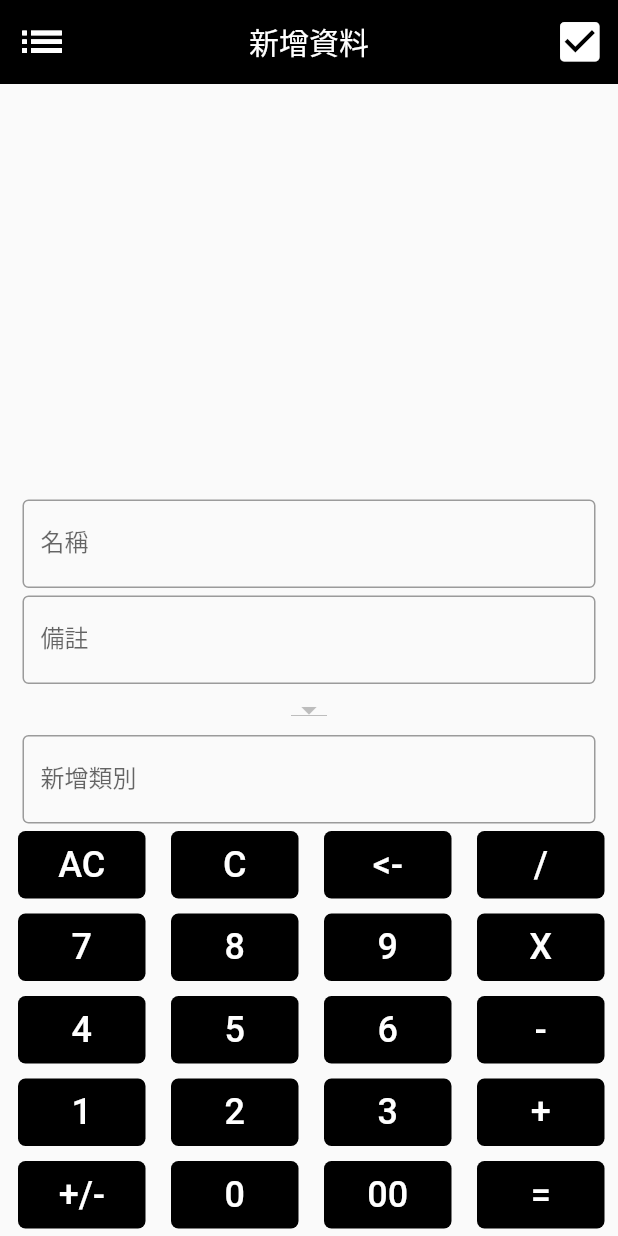
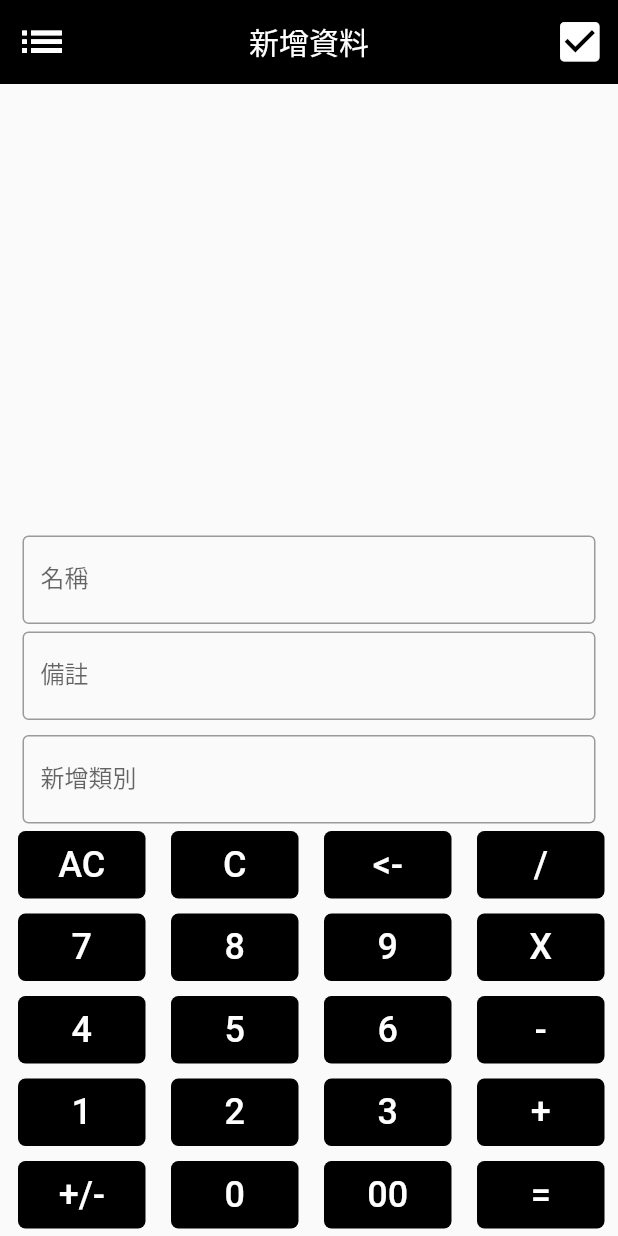
Before and after one commit to ShallowFeather/flutterapp, a Flutter app: the AddDataPage screen opened directly, after a tap on "AC", on a phone screen of 412 x 824 dp. Run offline on Flutter 3.47's test engine with Material 2 defaults, Android fonts, the phone set to English and light mode, and no system bars; our stand-ins replace sqflite, syncfusion_flutter_charts; accounts and stored records are empty; statements that could not run were skipped.

```diff
--- a/lib/data/LoadData.dart
+++ b/lib/data/LoadData.dart
@@ -48,4 +48,15 @@ CREATE TABLE item(
     return result.map((json) => LastGoods.formMap(json)).toList();
   }
 
+  Future<List<String>> readAlltypes() async {
+    final db = await instance.database;
+    final result = await db.query(
+      'item',
+      distinct: true,
+      columns: ['type'],
+    );
+    return result.map((Map<String, dynamic> row){
+      return row['type'] as String;
+    }).toList();
+  }
 }
--- a/lib/widgets/AddData.dart
+++ b/lib/widgets/AddData.dart
@@ -3,6 +3,7 @@ import 'package:flutter/cupertino.dart';
 import 'package:flutter/material.dart';
 import 'package:count/data/GoodsClass.dart';
 import 'package:sqflite/sqflite.dart';
+import 'package:count/data/LoadData.dart';
 
 String LastData = "";
 TextEditingController namecontroller = new TextEditingController();
@@ -83,6 +84,7 @@ class Body extends State<body> {
       secondNum = 0;
       res = "";
     } else if (Val == 'AC') {
+      final a = UseDatabase.instance.readAlltypes();
       total = "";
       firstNum = 0;
       secondNum = 0;
@@ -177,14 +179,20 @@ class Body extends State<body> {
           ),
         ),
         Padding(
-          padding:
-              const EdgeInsets.only(left: 15.0, right: 15.0, top: 5, bottom: 0),
-          child: new DropdownButton(
-            items: <DropdownMenuItem<String>>[
-
-            ], onChanged: (value) {  },
-          )
-          ,
+          padding: const EdgeInsets.only(left: 15.0, right: 15.0, top: 5, bottom: 0),
+          child: FutureBuilder(
+            future: UseDatabase.instance.readAlltypes(),
+            builder: (BuildContext context, AsyncSnapshot<List<String>> snapshot) {
+              if(snapshot.hasData) {
+                return new DropdownButton<String>(
+                  items: <String>.map(String.fromCharCode)
+                )
+              }
+              else {
+                return CircularProgressIndicator();
+              }
+            },
+          ),
         ),
         Padding(
           padding:
```
